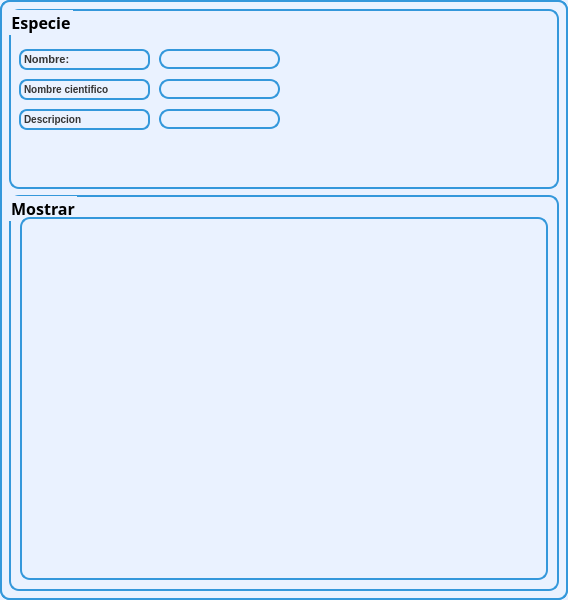
Bluesfire1467/Aquazul_GUI, file GUI/Mainmenu/Pantallas/Species/Especie.ui: the form before one commit.
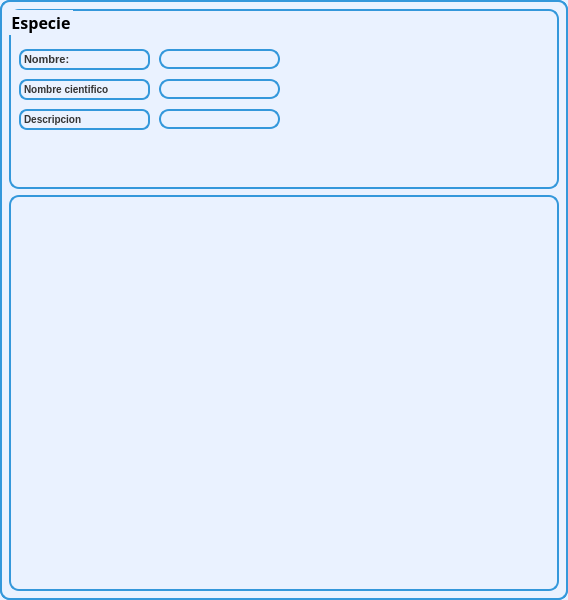
The form after the commit. Icons and pictures are not drawn.

```diff
--- a/GUI/Mainmenu/Pantallas/Species/Especie.ui
+++ b/GUI/Mainmenu/Pantallas/Species/Especie.ui
@@ -316,44 +316,7 @@
      </widget>
     </item>
     <item>
-     <widget class="QGroupBox" name="groupBox_2">
-      <property name="font">
-       <font>
-        <family>Arial Black</family>
-        <pointsize>12</pointsize>
-        <weight>75</weight>
-        <bold>true</bold>
-       </font>
-      </property>
-      <property name="styleSheet">
-       <string notr="true">background-color: #eaf2ff;
-padding: 12px;
-</string>
-      </property>
-      <property name="title">
-       <string>Mostrar</string>
-      </property>
-      <layout class="QHBoxLayout" name="horizontalLayout">
-       <property name="spacing">
-        <number>7</number>
-       </property>
-       <property name="leftMargin">
-        <number>9</number>
-       </property>
-       <property name="topMargin">
-        <number>20</number>
-       </property>
-       <property name="rightMargin">
-        <number>9</number>
-       </property>
-       <property name="bottomMargin">
-        <number>9</number>
-       </property>
-       <item>
-        <widget class="QTableWidget" name="table_especie"/>
-       </item>
-      </layout>
-     </widget>
+     <widget class="QTableWidget" name="table_especie"/>
     </item>
    </layout>
   </widget>
```
Left out of the diff: 6 changed lines with no effect on the pictures.
